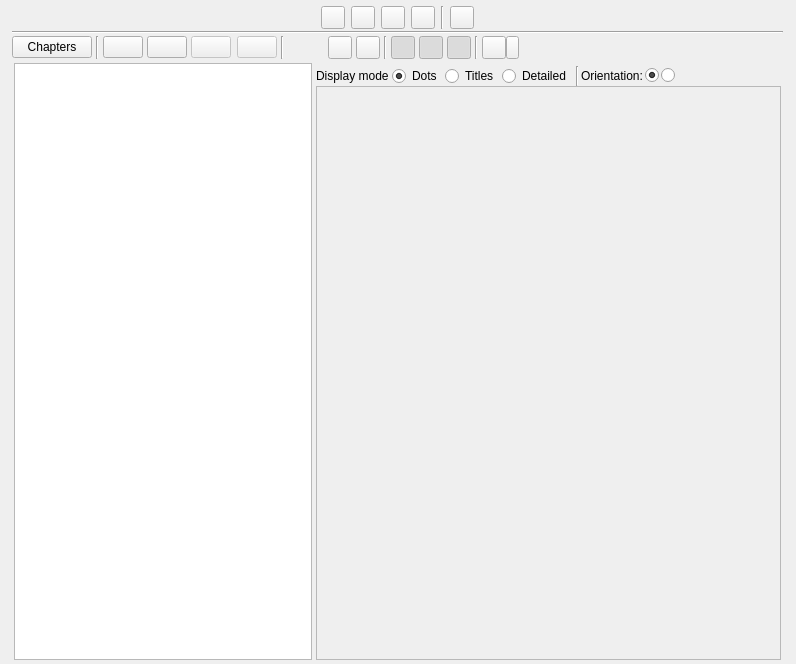
This is ui/scenes_view.ui in zkovari/plotlyst as Qt 5 draws it before an edit. The edited form follows.
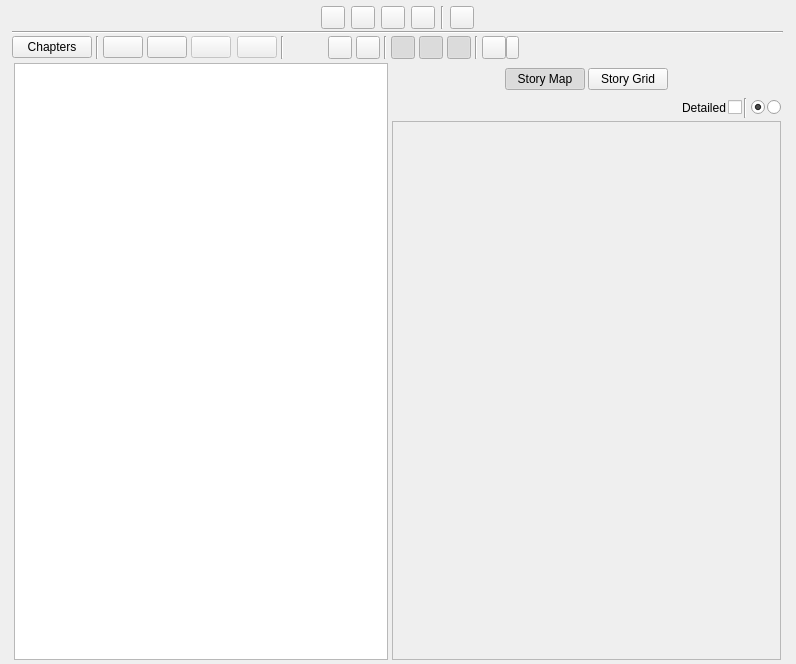
This is the edited form. The open tabs and pages were chosen to show the change. Custom widgets are drawn as their Qt base class.

The edit to the form file:
```diff
--- a/ui/scenes_view.ui
+++ b/ui/scenes_view.ui
@@ -1024,7 +1024,7 @@
              <widget class="QWidget" name="pageStorymap">
               <layout class="QVBoxLayout" name="verticalLayout_9">
                <property name="spacing">
-                <number>0</number>
+                <number>3</number>
                </property>
                <property name="leftMargin">
                 <number>0</number>
@@ -1043,21 +1043,36 @@
                  <property name="spacing">
                   <number>3</number>
                  </property>
+                 <property name="topMargin">
+                  <number>2</number>
+                 </property>
+                 <property name="bottomMargin">
+                  <number>5</number>
+                 </property>
                  <item>
-                  <widget class="QLabel" name="label_3">
-                   <property name="text">
-                    <string>Display mode</string>
+                  <spacer name="horizontalSpacer_6">
+                   <property name="orientation">
+                    <enum>Qt::Horizontal</enum>
                    </property>
-                  </widget>
+                   <property name="sizeHint" stdset="0">
+                    <size>
+                     <width>40</width>
+                     <height>20</height>
+                    </size>
+                   </property>
+                  </spacer>
                  </item>
                  <item>
-                  <widget class="QRadioButton" name="rbDots">
+                  <widget class="QPushButton" name="btnStoryMapDisplay">
                    <property name="cursor">
                     <cursorShape>PointingHandCursor</cursorShape>
                    </property>
                    <property name="text">
-                    <string>Dots</string>
+                    <string>Story Map</string>
                    </property>
+                   <property name="checkable">
+                    <bool>true</bool>
+                   </property>
                    <property name="checked">
                     <bool>true</bool>
                    </property>
@@ -1067,52 +1082,93 @@
                   </widget>
                  </item>
                  <item>
-                  <widget class="QRadioButton" name="rbTitles">
+                  <widget class="QPushButton" name="btnStoryGridDisplay">
                    <property name="cursor">
                     <cursorShape>PointingHandCursor</cursorShape>
                    </property>
                    <property name="text">
-                    <string>Titles</string>
+                    <string>Story Grid</string>
                    </property>
+                   <property name="checkable">
+                    <bool>true</bool>
+                   </property>
+                   <property name="checked">
+                    <bool>false</bool>
+                   </property>
+                   <property name="transparent-rounded-bg-on-hover" stdset="0">
+                    <bool>true</bool>
+                   </property>
+                   <property name="secondary-selector" stdset="0">
+                    <bool>true</bool>
+                   </property>
                    <attribute name="buttonGroup">
                     <string notr="true">btnGroupStoryMapView</string>
                    </attribute>
                   </widget>
                  </item>
                  <item>
-                  <widget class="QRadioButton" name="rbDetailed">
-                   <property name="enabled">
-                    <bool>true</bool>
+                  <spacer name="horizontalSpacer_2">
+                   <property name="orientation">
+                    <enum>Qt::Horizontal</enum>
                    </property>
-                   <property name="cursor">
-                    <cursorShape>PointingHandCursor</cursorShape>
+                   <property name="sizeHint" stdset="0">
+                    <size>
+                     <width>40</width>
+                     <height>20</height>
+                    </size>
                    </property>
+                  </spacer>
+                 </item>
+                </layout>
+               </item>
+               <item>
+                <widget class="QWidget" name="wdgStorymapToolbar" native="true">
+                 <layout class="QHBoxLayout" name="wdgStorymapSettingsBar">
+                  <property name="spacing">
+                   <number>2</number>
+                  </property>
+                  <property name="leftMargin">
+                   <number>0</number>
+                  </property>
+                  <property name="topMargin">
+                   <number>0</number>
+                  </property>
+                  <property name="rightMargin">
+                   <number>0</number>
+                  </property>
+                  <property name="bottomMargin">
+                   <number>0</number>
+                  </property>
+                  <item>
+                   <spacer name="horizontalSpacer_7">
+                    <property name="orientation">
+                     <enum>Qt::Horizontal</enum>
+                    </property>
+                    <property name="sizeHint" stdset="0">
+                     <size>
+                      <width>40</width>
+                      <height>20</height>
+                     </size>
+                    </property>
+                   </spacer>
+                  </item>
+                  <item alignment="Qt::AlignVCenter">
+                   <widget class="QLabel" name="label">
                    <property name="text">
                     <string>Detailed</string>
                    </property>
-                   <attribute name="buttonGroup">
-                    <string notr="true">btnGroupStoryMapView</string>
-                   </attribute>
-                  </widget>
-                 </item>
-                 <item>
-                  <widget class="QWidget" name="wdgOrientation" native="true">
-                   <layout class="QHBoxLayout" name="horizontalLayout_2">
-                    <property name="spacing">
-                     <number>2</number>
+                    <property name="buddy">
+                     <cstring>cbStoryMapDetailed</cstring>
+                    </property>
+                   </widget>
+                  </item>
+                  <item alignment="Qt::AlignVCenter">
+                   <widget class="Toggle" name="cbStoryMapDetailed">
+                    <property name="text">
+                     <string/>
                     </property>
-                    <property name="leftMargin">
-                     <number>2</number>
-                    </property>
-                    <property name="topMargin">
-                     <number>0</number>
-                    </property>
-                    <property name="rightMargin">
-                     <number>0</number>
-                    </property>
-                    <property name="bottomMargin">
-                     <number>0</number>
-                    </property>
+                   </widget>
+                  </item>
                     <item>
                      <widget class="Line" name="line_7">
                       <property name="orientation">
@@ -1121,12 +1177,23 @@
                      </widget>
                     </item>
                     <item>
-                     <widget class="QLabel" name="label_4">
-                      <property name="text">
-                       <string>Orientation:</string>
-                      </property>
-                     </widget>
-                    </item>
+                   <widget class="QWidget" name="wdgOrientation" native="true">
+                    <layout class="QHBoxLayout" name="horizontalLayout_11">
+                     <property name="spacing">
+                      <number>2</number>
+                     </property>
+                     <property name="leftMargin">
+                      <number>2</number>
+                     </property>
+                     <property name="topMargin">
+                      <number>0</number>
+                     </property>
+                     <property name="rightMargin">
+                      <number>0</number>
+                     </property>
+                     <property name="bottomMargin">
+                      <number>0</number>
+                     </property>
                     <item>
                      <widget class="QRadioButton" name="rbHorizontal">
                       <property name="cursor">
@@ -1156,20 +1223,8 @@
                    </layout>
                   </widget>
                  </item>
-                 <item>
-                  <spacer name="horizontalSpacer_2">
-                   <property name="orientation">
-                    <enum>Qt::Horizontal</enum>
-                   </property>
-                   <property name="sizeHint" stdset="0">
-                    <size>
-                     <width>40</width>
-                     <height>20</height>
-                    </size>
-                   </property>
-                  </spacer>
-                 </item>
-                </layout>
+                 </layout>
+                </widget>
                </item>
                <item>
                 <widget class="QScrollArea" name="scrollArea_2">
@@ -1181,8 +1236,8 @@
                    <rect>
                     <x>0</x>
                     <y>0</y>
-                    <width>98</width>
-                    <height>28</height>
+                    <width>387</width>
+                    <height>525</height>
                    </rect>
                   </property>
                   <property name="sizePolicy">
@@ -1267,6 +1322,11 @@
    <extends>QTreeView</extends>
    <header>src.main.python.plotlyst.view.widget.scene</header>
   </customwidget>
+  <customwidget>
+   <class>Toggle</class>
+   <extends>QCheckBox</extends>
+   <header>src.main.python.plotlyst.view.widget.input</header>
+  </customwidget>
  </customwidgets>
  <resources/>
  <connections>
```
Left out of the diff: 30 changed lines with no effect on the pictures. Lines whose indentation alone changed are shown as unchanged.
